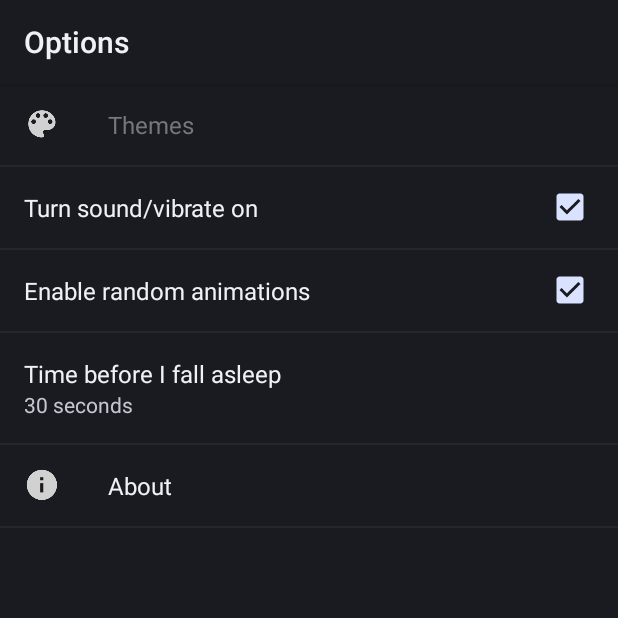
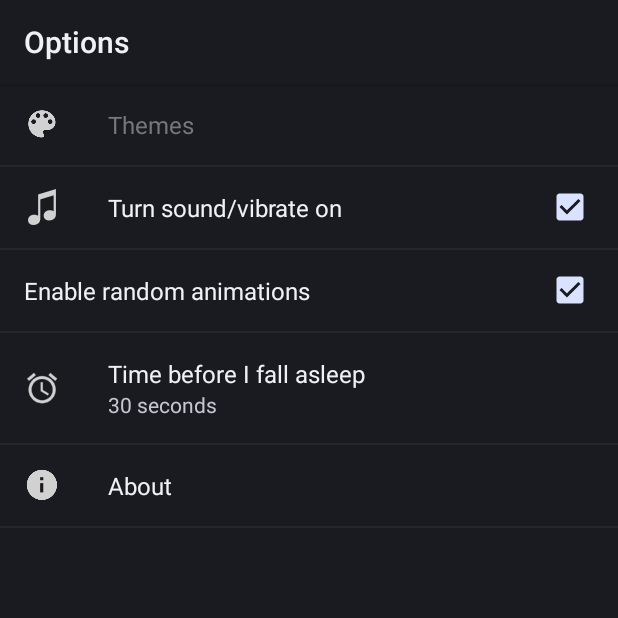
Before and after one commit to caarmen/nounours-android, an Android app: the SettingsActivity screen opened directly, with no data from a screen before it, on a phone screen of 412 x 824 dp, the top half of it. Run offline under Robolectric (Android 15) with nearby library versions, the phone set to English and light mode, and no system bars; pictures from the network do not load.

Commit message:
Added icons for sound and idle timeout

```diff
--- a/app/src/main/res/xml/settings.xml
+++ b/app/src/main/res/xml/settings.xml
@@ -28,6 +28,7 @@
         android:positiveButtonText="@null" />
 
     <CheckBoxPreference
+        android:icon="@drawable/ic_pref_sound"
         android:key="SoundAndVibrate"
         android:title="@string/enablesound"
         android:defaultValue="true" />
@@ -38,6 +39,7 @@
         android:defaultValue="true" />
 
     <ListPreference
+        android:icon="@drawable/ic_pref_idle_timeout"
         android:key="IdleTimeout"
         android:title="@string/idleTimeout"
         android:defaultValue="30000"
```
Also changed, not shown: app/src/main/res/drawable-hdpi-v11/ic_pref_idle_timeout.png (added), app/src/main/res/drawable-hdpi-v11/ic_pref_sound.png (added), app/src/main/res/drawable-mdpi-v11/ic_pref_idle_timeout.png (added), app/src/main/res/drawable-mdpi-v11/ic_pref_sound.png (added), app/src/main/res/drawable-xhdpi-v11/ic_pref_idle_timeout.png (added), app/src/main/res/drawable-xhdpi-v11/ic_pref_sound.png (added), app/src/main/res/drawable-xxhdpi-v11/ic_pref_idle_timeout.png (added), app/src/main/res/drawable-xxhdpi-v11/ic_pref_sound.png (added), app/src/main/res/drawable-xxxhdpi-v11/ic_pref_idle_timeout.png (added), app/src/main/res/drawable-xxxhdpi-v11/ic_pref_sound.png (added).
